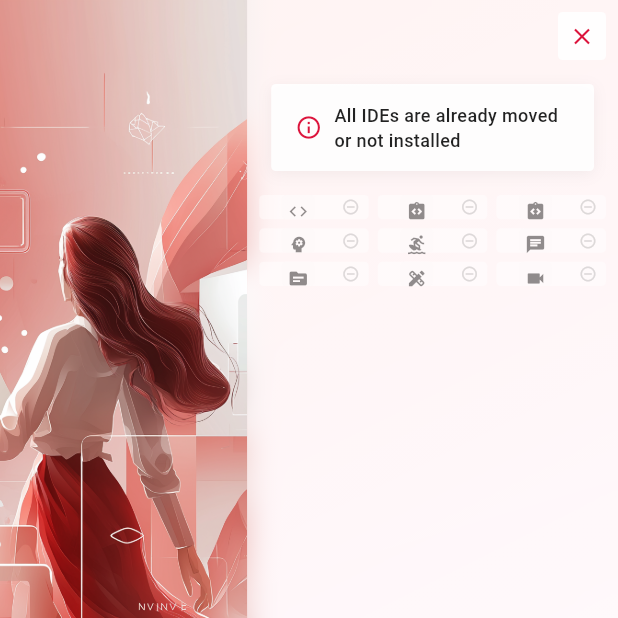
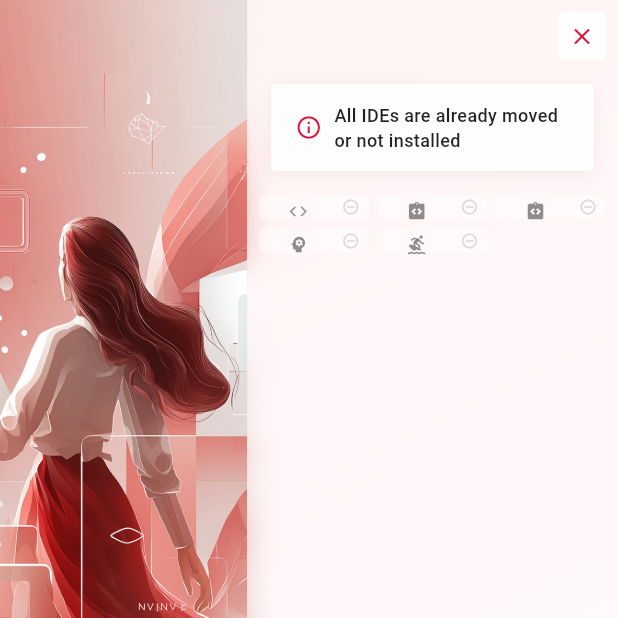
Before and after one commit to ZERO-DAWN-X/ide-faster, a Flutter app: the screen it shows after launch, on a phone screen of 412 x 824 dp, the top half of it. Run offline on Flutter 3.47's test engine with Material 3 defaults, Android fonts, the phone set to English and light mode, and no system bars.

Commit message:
Remove unused IDE entries from ide_service.dart and home_screen.dart to streamline IDE handling and improve code clarity.

```diff
--- a/ide_cache_mover/lib/screens/home_screen.dart
+++ b/ide_cache_mover/lib/screens/home_screen.dart
@@ -728,14 +728,6 @@ class _HomeScreenState extends State<HomeScreen> {
         return Icons.psychology;
       case 'windsurf':
         return Icons.surfing;
-      case 'discord':
-        return Icons.chat;
-      case 'github':
-        return Icons.source;
-      case 'figma':
-        return Icons.design_services;
-      case 'obs':
-        return Icons.videocam;
       default:
         return Icons.folder;
     }
--- a/ide_cache_mover/lib/services/ide_service.dart
+++ b/ide_cache_mover/lib/services/ide_service.dart
@@ -37,34 +37,10 @@ class IdeService {
         appDataFolderName: 'Windsurf',
         destinationFolderName: 'Windsurf',
       ),
-      IdeModel(
-        id: 'discord',
-        name: 'Discord',
-        appDataFolderName: 'discord',
-        destinationFolderName: 'discord',
-      ),
-      IdeModel(
-        id: 'github',
-        name: 'GitHub Desktop',
-        appDataFolderName: 'GitHub Desktop',
-        destinationFolderName: 'GitHub-Desktop',
-      ),
-      IdeModel(
-        id: 'figma',
-        name: 'Figma',
-        appDataFolderName: 'Figma',
-        destinationFolderName: 'Figma',
-      ),
-      IdeModel(
-        id: 'obs',
-        name: 'OBS Studio',
-        appDataFolderName: 'obs-studio',
-        destinationFolderName: 'obs-studio',
-      ),
     ];
   }
 
-  /// Check all IDEs and their status (returns all 9 IDEs from batch file)
+  /// Check all IDEs and their status (returns all 5 IDEs)
   static Future<List<IdeModel>> checkAvailableIdes() async {
     final ides = getAvailableIdes();
     final appDataPath = FileOperationService.getAppDataPath();
```
